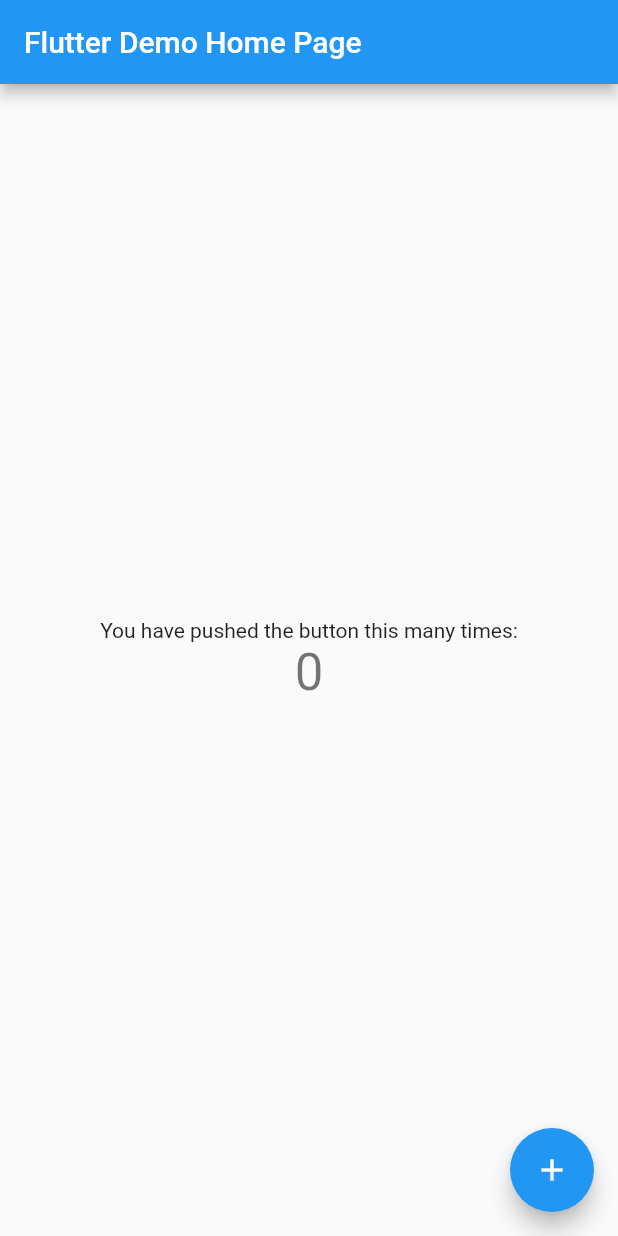
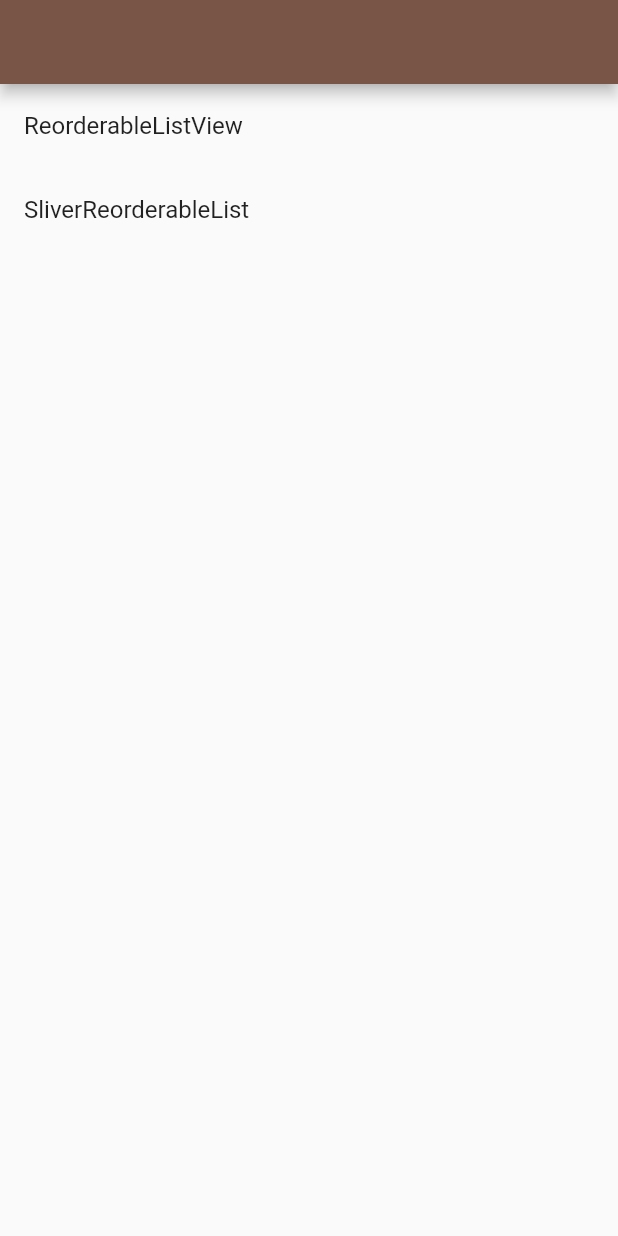
Before and after one commit to popy1017/flutter_reorder_list_sample, a Flutter app: the screen it shows after launch, on a phone screen of 412 x 824 dp. Run offline on Flutter 3.47's test engine with Material 2 defaults, Android fonts, the light colour scheme and no system bars; our stand-ins replace flutter_riverpod.

Commit message:
ReorderableListViewを追加

```diff
--- /dev/null
+++ b/lib/home.dart
@@ -0,0 +1,31 @@
+import 'package:flutter/material.dart';
+import 'package:flutter_reorder_list_sample/reordable_list_view_page.dart';
+
+class Home extends StatelessWidget {
+  const Home({Key? key}) : super(key: key);
+
+  @override
+  Widget build(BuildContext context) {
+    return Scaffold(
+      appBar: AppBar(),
+      body: ListView(
+        children: [
+          ListTile(
+            title: const Text('ReorderableListView'),
+            onTap: () {
+              _moveTo(context, const ReorderableListViewPage());
+            },
+          ),
+          ListTile(
+            title: const Text('SliverReorderableList'),
+            onTap: () {},
+          ),
+        ],
+      ),
+    );
+  }
+
+  void _moveTo(BuildContext context, Widget widget) {
+    Navigator.push(context, MaterialPageRoute(builder: (_) => widget));
+  }
+}
--- /dev/null
+++ b/lib/item.dart
@@ -0,0 +1,4 @@
+class Item {
+  Item(this.name);
+  final String name;
+}
--- a/lib/main.dart
+++ b/lib/main.dart
@@ -1,115 +1,27 @@
 import 'package:flutter/material.dart';
+import 'package:flutter_reorder_list_sample/home.dart';
+import 'package:flutter_riverpod/flutter_riverpod.dart';
+
+import 'item.dart';
+
+final itemsProvider =
+    Provider((ref) => List<Item>.generate(30, (index) => Item('Item $index')));
 
 void main() {
-  runApp(const MyApp());
+  runApp(const ProviderScope(child: MyApp()));
 }
 
 class MyApp extends StatelessWidget {
   const MyApp({Key? key}) : super(key: key);
 
-  // This widget is the root of your application.
   @override
   Widget build(BuildContext context) {
     return MaterialApp(
       title: 'Flutter Demo',
       theme: ThemeData(
-        // This is the theme of your application.
-        //
-        // Try running your application with "flutter run". You'll see the
-        // application has a blue toolbar. Then, without quitting the app, try
-        // changing the primarySwatch below to Colors.green and then invoke
-        // "hot reload" (press "r" in the console where you ran "flutter run",
-        // or simply save your changes to "hot reload" in a Flutter IDE).
-        // Notice that the counter didn't reset back to zero; the application
-        // is not restarted.
-        primarySwatch: Colors.blue,
+        primarySwatch: Colors.brown,
       ),
-      home: const MyHomePage(title: 'Flutter Demo Home Page'),
+      home: const Home(),
     );
   }
 }
-
-class MyHomePage extends StatefulWidget {
-  const MyHomePage({Key? key, required this.title}) : super(key: key);
-
-  // This widget is the home page of your application. It is stateful, meaning
-  // that it has a State object (defined below) that contains fields that affect
-  // how it looks.
-
-  // This class is the configuration for the state. It holds the values (in this
-  // case the title) provided by the parent (in this case the App widget) and
-  // used by the build method of the State. Fields in a Widget subclass are
-  // always marked "final".
-
-  final String title;
-
-  @override
-  State<MyHomePage> createState() => _MyHomePageState();
-}
-
-class _MyHomePageState extends State<MyHomePage> {
-  int _counter = 0;
-
-  void _incrementCounter() {
-    setState(() {
-      // This call to setState tells the Flutter framework that something has
-      // changed in this State, which causes it to rerun the build method below
-      // so that the display can reflect the updated values. If we changed
-      // _counter without calling setState(), then the build method would not be
-      // called again, and so nothing would appear to happen.
-      _counter++;
-    });
-  }
-
-  @override
-  Widget build(BuildContext context) {
-    // This method is rerun every time setState is called, for instance as done
-    // by the _incrementCounter method above.
-    //
-    // The Flutter framework has been optimized to make rerunning build methods
-    // fast, so that you can just rebuild anything that needs updating rather
-    // than having to individually change instances of widgets.
-    return Scaffold(
-      appBar: AppBar(
-        // Here we take the value from the MyHomePage object that was created by
-        // the App.build method, and use it to set our appbar title.
-        title: Text(widget.title),
-      ),
-      body: Center(
-        // Center is a layout widget. It takes a single child and positions it
-        // in the middle of the parent.
-        child: Column(
-          // Column is also a layout widget. It takes a list of children and
-          // arranges them vertically. By default, it sizes itself to fit its
-          // children horizontally, and tries to be as tall as its parent.
-          //
-          // Invoke "debug painting" (press "p" in the console, choose the
-          // "Toggle Debug Paint" action from the Flutter Inspector in Android
-          // Studio, or the "Toggle Debug Paint" command in Visual Studio Code)
-          // to see the wireframe for each widget.
-          //
-          // Column has various properties to control how it sizes itself and
-          // how it positions its children. Here we use mainAxisAlignment to
-          // center the children vertically; the main axis here is the vertical
-          // axis because Columns are vertical (the cross axis would be
-          // horizontal).
-          mainAxisAlignment: MainAxisAlignment.center,
-          children: <Widget>[
-            const Text(
-              'You have pushed the button this many times:',
-            ),
-            Text(
-              '$_counter',
-              style: Theme.of(context).textTheme.headline4,
-            ),
-          ],
-        ),
-      ),
-      floatingActionButton: FloatingActionButton(
-        onPressed: _incrementCounter,
-        tooltip: 'Increment',
-        child: const Icon(Icons.add),
-      ), // This trailing comma makes auto-formatting nicer for build methods.
-    );
-  }
-}
--- a/pubspec.yaml
+++ b/pubspec.yaml
@@ -34,6 +34,7 @@
   # The following adds the Cupertino Icons font to your application.
   # Use with the CupertinoIcons class for iOS style icons.
   cupertino_icons: ^1.0.2
+  flutter_riverpod: ^1.0.3
 
 dev_dependencies:
   flutter_test:
```
Also changed, not shown: lib/reordable_list_view_page.dart (added, +35 -0 lines), pubspec.lock.
